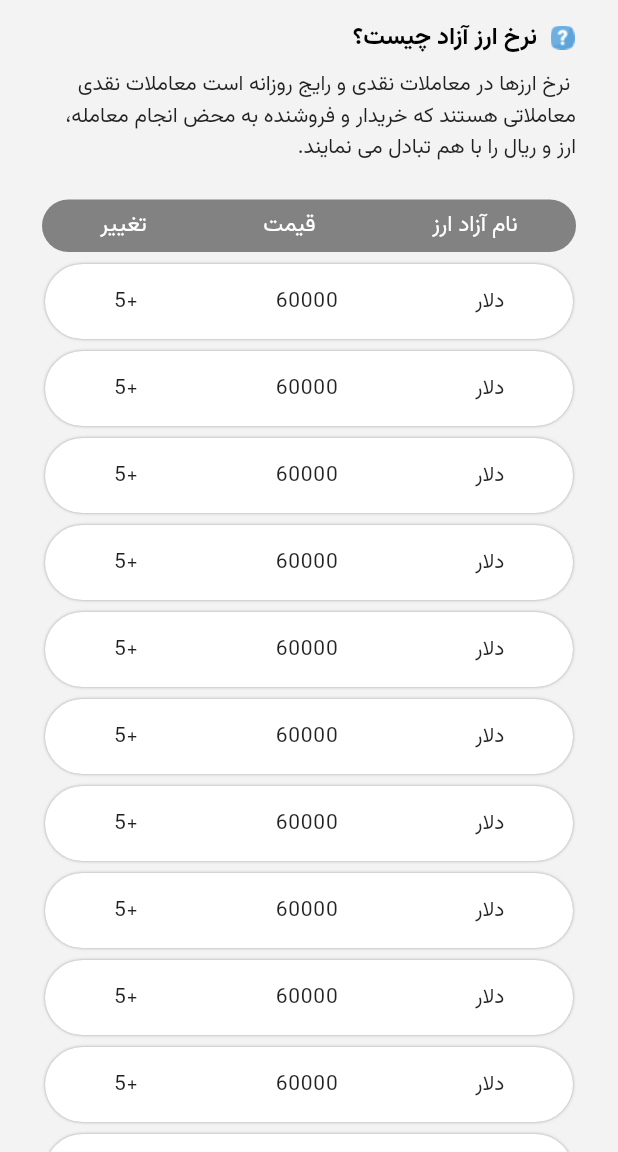
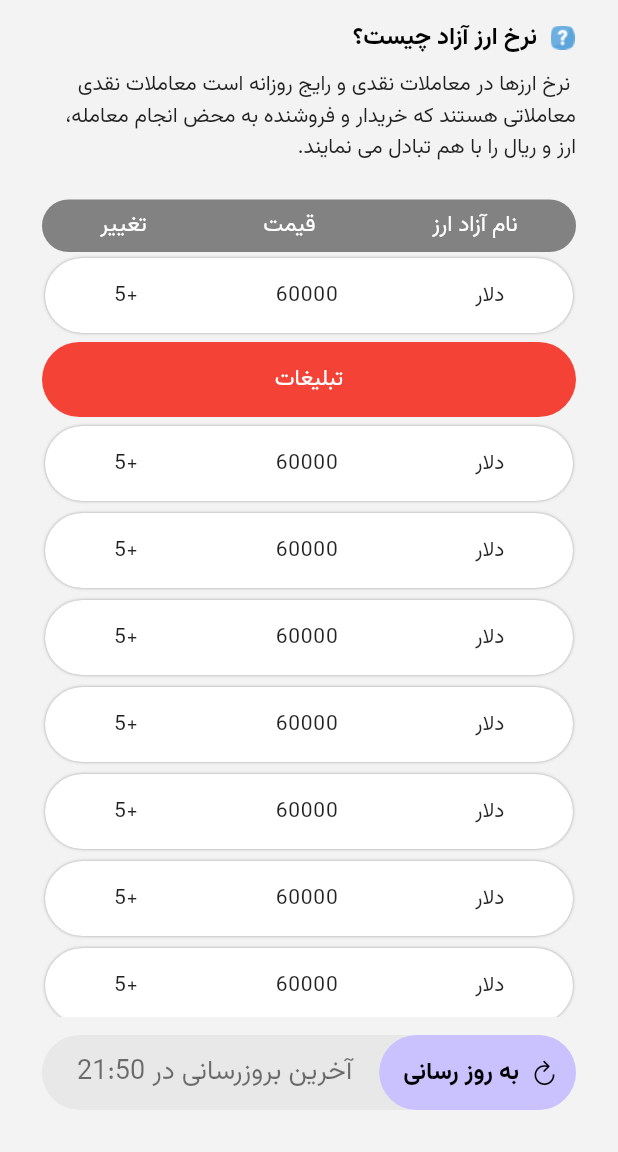
Before and after one commit to mo4wez/flutter_currency_app, a Flutter app: the screen it shows after launch, on a phone screen of 412 x 824 dp, the part 84-1236 px from its top. Run offline on Flutter 3.47's test engine with Material 3 defaults, Android fonts, the phone set to English and light mode, and no system bars.

Commit message:
add update button and snackBar

```diff
--- a/lib/main.dart
+++ b/lib/main.dart
@@ -1,4 +1,5 @@
 import 'package:flutter/material.dart';
+import 'package:flutter/cupertino.dart';
 import 'package:flutter_localizations/flutter_localizations.dart';
 
 void main() {
@@ -134,12 +135,126 @@ class HomePage extends StatelessWidget {
                 ),
                 Container(
                     width: double.infinity,
-                    height: 700,
-                    child: ListView.builder(
+                    height: 510,
+                    child: ListView.separated(
                       itemCount: 30,
-                        itemBuilder: (BuildContext context, int count) {
+                      itemBuilder: (BuildContext context, int position) {
+                        return CurrencyItemWidget();
+                      },
+                      separatorBuilder: (BuildContext context, int index) {
+                        if (index % 9 == 0) {
+                          return AdvertisementWidget();
+                        } else {
+                          return const SizedBox.shrink();
+                        }
+                      },
+                    )),
+                Padding(
+                    padding: const EdgeInsets.only(top: 12),
+                    child: Container(
+                      width: double.infinity,
+                      height: 50,
+                      decoration: BoxDecoration(
+                        color: const Color.fromARGB(255, 232, 232, 232),
+                        borderRadius: BorderRadius.circular(1000),
+                      ),
+                      child: Row(
+                        mainAxisAlignment: MainAxisAlignment.start,
+                        children: [
+                          UpdateButtonWidget(),
+                          SizedBox(
+                            width: 18,
+                          ),
+                          Text(
+                            'آخرین بروزرسانی در ${_updatedAt()}',
+                            style: Theme.of(context)
+                                .textTheme
+                                .displayMedium!
+                                .copyWith(color: Colors.black54, fontSize: 18),
+                          )
+                        ],
+                      ),
+                    )),
+              ],
+            ),
+          ),
+        ));
+  }
+}
+
+String _updatedAt() {
+  return '21:50';
+}
+
+void _showSnackBar(BuildContext context, String message) {
+  ScaffoldMessenger.of(context).showSnackBar(SnackBar(
+    content: Text(message),
+    backgroundColor: Colors.green,
+  ));
+}
+
+class UpdateButtonWidget extends StatelessWidget {
+  const UpdateButtonWidget({
+    super.key,
+  });
+
+  @override
+  Widget build(BuildContext context) {
+    return SizedBox(
+      height: 50,
+      child: TextButton.icon(
+        onPressed: () => _showSnackBar(context, 'با موفقیت بروزرسانی شد.'),
+        icon: const Icon(
+          CupertinoIcons.refresh,
+        ),
+        label: Text(
+          'به روز رسانی',
+          style: Theme.of(context).textTheme.displayLarge,
+        ),
+        style: const ButtonStyle(
+          iconColor: WidgetStatePropertyAll(Colors.black),
+          backgroundColor:
+              WidgetStatePropertyAll(Color.fromARGB(255, 202, 193, 255)),
+        ),
+      ),
+    );
+  }
+}
+
+class AdvertisementWidget extends StatelessWidget {
+  const AdvertisementWidget({
+    super.key,
+  });
+
+  @override
+  Widget build(BuildContext context) {
     return Padding(
-                            padding: const EdgeInsets.fromLTRB(2, 8, 2, 0),
+      padding: const EdgeInsets.only(top: 2, bottom: 2),
+      child: Container(
+        width: double.infinity,
+        height: 50,
+        decoration: BoxDecoration(
+            color: Colors.red, borderRadius: BorderRadius.circular(1000)),
+        child: Center(
+          child: Text(
+            'تبلیغات',
+            style: Theme.of(context).textTheme.displayMedium,
+          ),
+        ),
+      ),
+    );
+  }
+}
+
+class CurrencyItemWidget extends StatelessWidget {
+  const CurrencyItemWidget({
+    super.key,
+  });
+
+  @override
+  Widget build(BuildContext context) {
+    return Padding(
+      padding: const EdgeInsets.fromLTRB(2, 4, 2, 4),
       child: Container(
         width: double.infinity,
         height: 50,
@@ -147,35 +262,23 @@ class HomePage extends StatelessWidget {
             color: Colors.white,
             borderRadius: BorderRadius.circular(32),
             boxShadow: <BoxShadow>[
-                                    BoxShadow(
-                                        blurRadius: 1.0, color: Colors.grey),
+              BoxShadow(blurRadius: 1.0, color: Colors.grey),
             ]),
         child: Row(
-                                mainAxisAlignment:
-                                    MainAxisAlignment.spaceAround,
+          mainAxisAlignment: MainAxisAlignment.spaceAround,
           children: [
             Text(
               'دلار',
-                                    style:
-                                        Theme.of(context).textTheme.bodyLarge,
+              style: Theme.of(context).textTheme.bodyLarge,
             ),
             Text(
               '60000',
-                                    style:
-                                        Theme.of(context).textTheme.bodyLarge,
+              style: Theme.of(context).textTheme.bodyLarge,
             ),
-                                  Text('+5',
-                                      style: Theme.of(context)
-                                          .textTheme
-                                          .bodyLarge),
+            Text('+5', style: Theme.of(context).textTheme.bodyLarge),
           ],
         ),
       ),
     );
-                        }))
-              ],
-            ),
-          ),
-        ));
   }
 }
```
Lines whose indentation alone changed are shown as unchanged.
